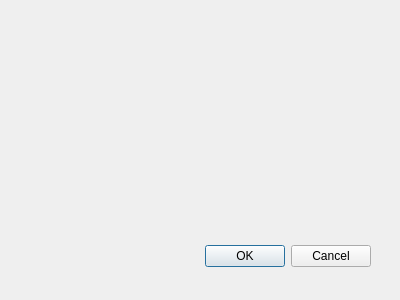
Old version of the form CryptokiMan/create_pqc_pub_key_dlg.ui in the repository jykim74/CryptokiMan.
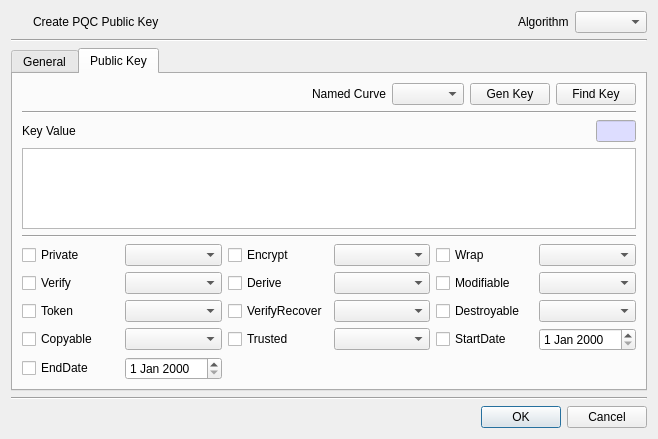
New version of the form. Icons and pictures are not drawn.

Diff of the .ui file:
```diff
--- a/CryptokiMan/create_pqc_pub_key_dlg.ui
+++ b/CryptokiMan/create_pqc_pub_key_dlg.ui
@@ -6,29 +6,484 @@
    <rect>
     <x>0</x>
     <y>0</y>
-    <width>400</width>
-    <height>300</height>
+    <width>658</width>
+    <height>439</height>
    </rect>
   </property>
   <property name="windowTitle">
    <string>Dialog</string>
   </property>
-  <widget class="QDialogButtonBox" name="buttonBox">
-   <property name="geometry">
-    <rect>
-     <x>30</x>
-     <y>240</y>
-     <width>341</width>
-     <height>32</height>
-    </rect>
-   </property>
-   <property name="orientation">
-    <enum>Qt::Horizontal</enum>
-   </property>
-   <property name="standardButtons">
-    <set>QDialogButtonBox::Cancel|QDialogButtonBox::Ok</set>
-   </property>
-  </widget>
+  <layout class="QVBoxLayout" name="verticalLayout">
+   <item>
+    <layout class="QGridLayout" name="gridLayout_2">
+     <item row="0" column="1">
+      <widget class="QLabel" name="mHeadLabel">
+       <property name="text">
+        <string>Create PQC Public Key</string>
+       </property>
+      </widget>
+     </item>
+     <item row="0" column="0">
+      <widget class="QPushButton" name="pushButton">
+       <property name="minimumSize">
+        <size>
+         <width>16</width>
+         <height>0</height>
+        </size>
+       </property>
+       <property name="maximumSize">
+        <size>
+         <width>16</width>
+         <height>16777215</height>
+        </size>
+       </property>
+       <property name="text">
+        <string/>
+       </property>
+       <property name="icon">
+        <iconset resource="cryptokiman.qrc">
+         <normaloff>:/images/pqc_pu.png</normaloff>:/images/pqc_pu.png</iconset>
+       </property>
+       <property name="flat">
+        <bool>true</bool>
+       </property>
+      </widget>
+     </item>
+     <item row="0" column="3">
+      <widget class="QLabel" name="label_6">
+       <property name="text">
+        <string>Algorithm</string>
+       </property>
+      </widget>
+     </item>
+     <item row="0" column="2">
+      <spacer name="horizontalSpacer">
+       <property name="orientation">
+        <enum>Qt::Horizontal</enum>
+       </property>
+       <property name="sizeHint" stdset="0">
+        <size>
+         <width>40</width>
+         <height>20</height>
+        </size>
+       </property>
+      </spacer>
+     </item>
+     <item row="0" column="4">
+      <widget class="QComboBox" name="mAlgCombo"/>
+     </item>
+    </layout>
+   </item>
+   <item>
+    <widget class="Line" name="line">
+     <property name="orientation">
+      <enum>Qt::Horizontal</enum>
+     </property>
+    </widget>
+   </item>
+   <item>
+    <widget class="QTabWidget" name="tabWidget">
+     <property name="currentIndex">
+      <number>1</number>
+     </property>
+     <widget class="QWidget" name="mFirstTab">
+      <attribute name="title">
+       <string>General</string>
+      </attribute>
+      <layout class="QVBoxLayout" name="verticalLayout_2">
+       <item>
+        <layout class="QGridLayout" name="gridLayout_3">
+         <item row="0" column="1">
+          <widget class="QLabel" name="label_2">
+           <property name="text">
+            <string>Slot Info</string>
+           </property>
+          </widget>
+         </item>
+         <item row="0" column="0">
+          <widget class="QPushButton" name="pushButton_2">
+           <property name="minimumSize">
+            <size>
+             <width>16</width>
+             <height>0</height>
+            </size>
+           </property>
+           <property name="maximumSize">
+            <size>
+             <width>16</width>
+             <height>16777215</height>
+            </size>
+           </property>
+           <property name="text">
+            <string/>
+           </property>
+           <property name="icon">
+            <iconset resource="cryptokiman.qrc">
+             <normaloff>:/images/slot.png</normaloff>:/images/slot.png</iconset>
+           </property>
+          </widget>
+         </item>
+         <item row="0" column="2">
+          <widget class="QLineEdit" name="mSlotInfoText"/>
+         </item>
+        </layout>
+       </item>
+       <item>
+        <widget class="Line" name="line_3">
+         <property name="orientation">
+          <enum>Qt::Horizontal</enum>
+         </property>
+        </widget>
+       </item>
+       <item>
+        <layout class="QGridLayout" name="gridLayout_5">
+         <item row="0" column="0">
+          <widget class="QLabel" name="label_3">
+           <property name="text">
+            <string>Label</string>
+           </property>
+          </widget>
+         </item>
+         <item row="2" column="0">
+          <widget class="QLabel" name="label_5">
+           <property name="text">
+            <string>ID</string>
+           </property>
+          </widget>
+         </item>
+         <item row="2" column="1">
+          <widget class="QLineEdit" name="mIDText"/>
+         </item>
+         <item row="1" column="1">
+          <widget class="QLineEdit" name="mSubjectText"/>
+         </item>
+         <item row="1" column="0">
+          <widget class="QLabel" name="label_4">
+           <property name="text">
+            <string>Subject</string>
+           </property>
+          </widget>
+         </item>
+         <item row="1" column="2">
+          <widget class="QComboBox" name="mSubjectTypeCombo"/>
+         </item>
+         <item row="2" column="2">
+          <widget class="QCheckBox" name="mUseSKICheck">
+           <property name="text">
+            <string>Use SKI</string>
+           </property>
+          </widget>
+         </item>
+         <item row="0" column="1" colspan="2">
+          <widget class="QLineEdit" name="mLabelText"/>
+         </item>
+        </layout>
+       </item>
+       <item>
+        <widget class="Line" name="line_4">
+         <property name="orientation">
+          <enum>Qt::Horizontal</enum>
+         </property>
+        </widget>
+       </item>
+       <item>
+        <spacer name="verticalSpacer">
+         <property name="orientation">
+          <enum>Qt::Vertical</enum>
+         </property>
+         <property name="sizeHint" stdset="0">
+          <size>
+           <width>20</width>
+           <height>40</height>
+          </size>
+         </property>
+        </spacer>
+       </item>
+      </layout>
+     </widget>
+     <widget class="QWidget" name="mSecondTab">
+      <attribute name="title">
+       <string>Public Key</string>
+      </attribute>
+      <layout class="QVBoxLayout" name="verticalLayout_3">
+       <item>
+        <layout class="QGridLayout" name="gridLayout_6">
+         <item row="0" column="3">
+          <widget class="QLabel" name="label_7">
+           <property name="text">
+            <string>Named Curve</string>
+           </property>
+          </widget>
+         </item>
+         <item row="0" column="4">
+          <widget class="QComboBox" name="mParamCombo"/>
+         </item>
+         <item row="0" column="5">
+          <widget class="QPushButton" name="mGenKeyBtn">
+           <property name="text">
+            <string>Gen Key</string>
+           </property>
+          </widget>
+         </item>
+         <item row="0" column="6">
+          <widget class="QPushButton" name="mFindKeyBtn">
+           <property name="text">
+            <string>Find Key</string>
+           </property>
+          </widget>
+         </item>
+         <item row="0" column="2">
+          <spacer name="horizontalSpacer_2">
+           <property name="orientation">
+            <enum>Qt::Horizontal</enum>
+           </property>
+           <property name="sizeHint" stdset="0">
+            <size>
+             <width>40</width>
+             <height>20</height>
+            </size>
+           </property>
+          </spacer>
+         </item>
+        </layout>
+       </item>
+       <item>
+        <widget class="Line" name="line_6">
+         <property name="orientation">
+          <enum>Qt::Horizontal</enum>
+         </property>
+        </widget>
+       </item>
+       <item>
+        <layout class="QGridLayout" name="gridLayout_7">
+         <item row="0" column="0">
+          <widget class="QLabel" name="label_8">
+           <property name="text">
+            <string>Key Value</string>
+           </property>
+          </widget>
+         </item>
+         <item row="0" column="2">
+          <widget class="QLineEdit" name="mKeyValueLenText">
+           <property name="maximumSize">
+            <size>
+             <width>40</width>
+             <height>16777215</height>
+            </size>
+           </property>
+           <property name="palette">
+            <palette>
+             <active>
+              <colorrole role="Base">
+               <brush brushstyle="SolidPattern">
+                <color alpha="255">
+                 <red>221</red>
+                 <green>221</green>
+                 <blue>255</blue>
+                </color>
+               </brush>
+              </colorrole>
+             </active>
+             <inactive>
+              <colorrole role="Base">
+               <brush brushstyle="SolidPattern">
+                <color alpha="255">
+                 <red>221</red>
+                 <green>221</green>
+                 <blue>255</blue>
+                </color>
+               </brush>
+              </colorrole>
+             </inactive>
+             <disabled/>
+            </palette>
+           </property>
+           <property name="readOnly">
+            <bool>true</bool>
+           </property>
+          </widget>
+         </item>
+         <item row="0" column="1">
+          <spacer name="horizontalSpacer_3">
+           <property name="orientation">
+            <enum>Qt::Horizontal</enum>
+           </property>
+           <property name="sizeHint" stdset="0">
+            <size>
+             <width>40</width>
+             <height>20</height>
+            </size>
+           </property>
+          </spacer>
+         </item>
+        </layout>
+       </item>
+       <item>
+        <widget class="QPlainTextEdit" name="mKeyValueText"/>
+       </item>
+       <item>
+        <widget class="Line" name="line_5">
+         <property name="orientation">
+          <enum>Qt::Horizontal</enum>
+         </property>
+        </widget>
+       </item>
+       <item>
+        <layout class="QGridLayout" name="gridLayout_8">
+         <item row="1" column="0">
+          <widget class="QCheckBox" name="mVerifyCheck">
+           <property name="text">
+            <string>Verify</string>
+           </property>
+          </widget>
+         </item>
+         <item row="4" column="0">
+          <widget class="QCheckBox" name="mEndDateCheck">
+           <property name="text">
+            <string>EndDate</string>
+           </property>
+          </widget>
+         </item>
+         <item row="3" column="0">
+          <widget class="QCheckBox" name="mCopyableCheck">
+           <property name="text">
+            <string>Copyable</string>
+           </property>
+          </widget>
+         </item>
+         <item row="0" column="2">
+          <widget class="QCheckBox" name="mEncryptCheck">
+           <property name="text">
+            <string>Encrypt</string>
+           </property>
+          </widget>
+         </item>
+         <item row="0" column="4">
+          <widget class="QCheckBox" name="mWrapCheck">
+           <property name="text">
+            <string>Wrap</string>
+           </property>
+          </widget>
+         </item>
+         <item row="0" column="1">
+          <widget class="QComboBox" name="mPrivateCombo"/>
+         </item>
+         <item row="2" column="0">
+          <widget class="QCheckBox" name="mTokenCheck">
+           <property name="text">
+            <string>Token</string>
+           </property>
+          </widget>
+         </item>
+         <item row="0" column="0">
+          <widget class="QCheckBox" name="mPrivateCheck">
+           <property name="text">
+            <string>Private</string>
+           </property>
+          </widget>
+         </item>
+         <item row="0" column="3">
+          <widget class="QComboBox" name="mEncryptCombo"/>
+         </item>
+         <item row="0" column="5">
+          <widget class="QComboBox" name="mWrapCombo"/>
+         </item>
+         <item row="1" column="2">
+          <widget class="QCheckBox" name="mDeriveCheck">
+           <property name="text">
+            <string>Derive</string>
+           </property>
+          </widget>
+         </item>
+         <item row="2" column="2">
+          <widget class="QCheckBox" name="mVerifyRecoverCheck">
+           <property name="text">
+            <string>VerifyRecover</string>
+           </property>
+          </widget>
+         </item>
+         <item row="3" column="2">
+          <widget class="QCheckBox" name="mTrustedCheck">
+           <property name="text">
+            <string>Trusted</string>
+           </property>
+          </widget>
+         </item>
+         <item row="1" column="4">
+          <widget class="QCheckBox" name="mModifiableCheck">
+           <property name="text">
+            <string>Modifiable</string>
+           </property>
+          </widget>
+         </item>
+         <item row="2" column="4">
+          <widget class="QCheckBox" name="mDestroyableCheck">
+           <property name="text">
+            <string>Destroyable</string>
+           </property>
+          </widget>
+         </item>
+         <item row="3" column="4">
+          <widget class="QCheckBox" name="mStartDateCheck">
+           <property name="text">
+            <string>StartDate</string>
+           </property>
+          </widget>
+         </item>
+         <item row="1" column="1">
+          <widget class="QComboBox" name="mVerifyCombo"/>
+         </item>
+         <item row="2" column="1">
+          <widget class="QComboBox" name="mTokenCombo"/>
+         </item>
+         <item row="3" column="1">
+          <widget class="QComboBox" name="mCopyableCombo"/>
+         </item>
+         <item row="4" column="1">
+          <widget class="QDateEdit" name="mEndDateEdit"/>
+         </item>
+         <item row="3" column="5">
+          <widget class="QDateEdit" name="mStartDateEdit"/>
+         </item>
+         <item row="1" column="3">
+          <widget class="QComboBox" name="mDeriveCombo"/>
+         </item>
+         <item row="2" column="3">
+          <widget class="QComboBox" name="mVerifyRecoverCombo"/>
+         </item>
+         <item row="3" column="3">
+          <widget class="QComboBox" name="mTrustedCombo"/>
+         </item>
+         <item row="1" column="5">
+          <widget class="QComboBox" name="mModifiableCombo"/>
+         </item>
+         <item row="2" column="5">
+          <widget class="QComboBox" name="mDestroyableCombo"/>
+         </item>
+        </layout>
+       </item>
+      </layout>
+     </widget>
+    </widget>
+   </item>
+   <item>
+    <widget class="Line" name="line_2">
+     <property name="orientation">
+      <enum>Qt::Horizontal</enum>
+     </property>
+    </widget>
+   </item>
+   <item>
+    <widget class="QDialogButtonBox" name="buttonBox">
+     <property name="orientation">
+      <enum>Qt::Horizontal</enum>
+     </property>
+     <property name="standardButtons">
+      <set>QDialogButtonBox::Cancel|QDialogButtonBox::Ok</set>
+     </property>
+    </widget>
+   </item>
+  </layout>
  </widget>
  <resources/>
  <connections>
```
Left out of the diff: 36 changed lines with no effect on the pictures.
